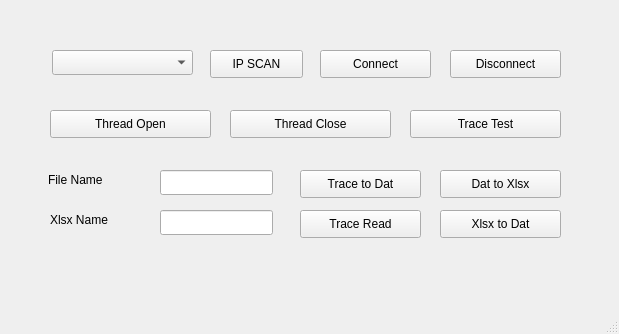
Old version of the form 0610/mainwindow.ui in the repository dinoness/parallel_Qt_program.
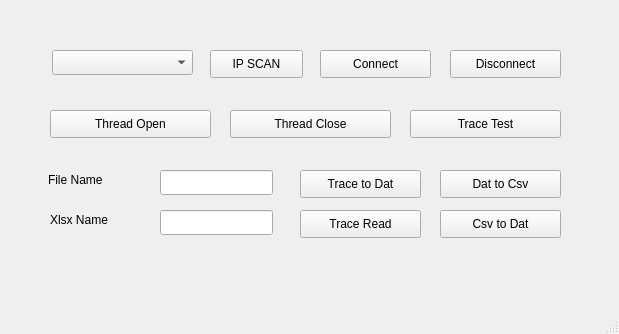
New version of the form.

Diff of the .ui file:
```diff
--- a/0610/mainwindow.ui
+++ b/0610/mainwindow.ui
@@ -158,7 +158,7 @@
      </rect>
     </property>
     <property name="text">
-     <string>Dat to Xlsx</string>
+     <string>Dat to Csv</string>
     </property>
    </widget>
    <widget class="QPushButton" name="btn_xlsx_to_dat">
@@ -171,7 +171,7 @@
      </rect>
     </property>
     <property name="text">
-     <string>Xlsx to Dat</string>
+     <string>Csv to Dat</string>
     </property>
    </widget>
    <widget class="QPushButton" name="btn_thread_open">
```
